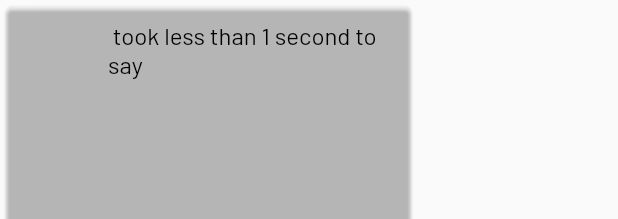
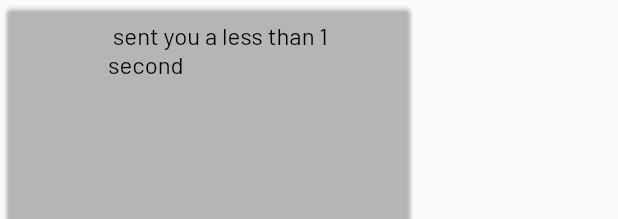
Before and after one commit to atsign-foundation/at_dude, a Flutter app: the DudeBubble widget shown alone on an empty page, opened directly with empty values, on a phone screen of 412 x 824 dp. Shown: the top 219 px of the screen. Run offline on Flutter 3.47's test engine with Material 2 defaults, Android fonts, the phone set to English and light mode, and no system bars; our stand-ins replace audioplayers, badges, flutter_local_notifications, flutter_slidable, glass, google_fonts and 4 more; missing offline and left inert: at_app_flutter, at_client, at_client_mobile, at_common_flutter, at_commons, at_contact and 3 more; accounts and stored records are empty.

Commit message:
terminology check completed

```diff
--- a/lib/screens/history_screen.dart
+++ b/lib/screens/history_screen.dart
@@ -4,6 +4,7 @@ import 'package:provider/provider.dart';
 
 import '../controller/dude_controller.dart';
 import '../models/dude_model.dart';
+import '../utils/utils.dart';
 import '../widgets/atsign_avatar.dart';
 import '../widgets/widgets.dart';
 
@@ -26,7 +27,7 @@ class _HistoryScreenState extends State<HistoryScreen> {
         backgroundColor: Colors.transparent,
         foregroundColor: Colors.transparent,
         shadowColor: Colors.transparent,
-        title: const Text('History', style: TextStyle(color: Colors.black)),
+        title: const Text(Texts.history, style: TextStyle(color: Colors.black)),
         actions: const [AtsignAvatar()],
         automaticallyImplyLeading: widget.canPop,
       ),
--- a/lib/widgets/contact_list_tile.dart
+++ b/lib/widgets/contact_list_tile.dart
@@ -19,6 +19,7 @@ import 'package:provider/provider.dart';
 import 'package:showcaseview/showcaseview.dart';
 
 import '../controller/controller.dart';
+import '../utils/utils.dart';
 
 class ContactListTile extends StatefulWidget {
   final Function? onTap;
@@ -150,7 +151,7 @@ class _ContactListTileState extends State<ContactListTile> {
               key: context.read<ContactsController>().contacts.length == 1
                   ? widget.showcaseKey
                   : GlobalKey(),
-              description: 'Press this Icon to send a dude to this contact',
+              description: Texts.sendDudeContactDesc,
               child: IconButton(
                 onPressed: widget.asSelectionTile
                     ? null
--- a/lib/widgets/dude_bubble.dart
+++ b/lib/widgets/dude_bubble.dart
@@ -21,15 +21,15 @@ class DudeBubble extends StatelessWidget {
   Widget build(BuildContext context) {
     String timeCategory(Duration duration) {
       if (duration < const Duration(seconds: 1)) {
-        return 'less than 1 second';
+        return 'less than 1 second ';
       } else if (duration >= const Duration(seconds: 1) &&
           duration < const Duration(seconds: 60)) {
-        return '${duration.inSeconds} seconds';
+        return '${duration.inSeconds} seconds ';
       } else if (duration >= const Duration(minutes: 1) &&
           duration < const Duration(minutes: 60)) {
-        return '${duration.inMinutes} minutes';
+        return '${duration.inMinutes} minute';
       } else {
-        return '${duration.inHours} hours';
+        return '${duration.inHours} hour ';
       }
     }
 
@@ -61,9 +61,8 @@ class DudeBubble extends StatelessWidget {
                 children: [
                   Text(
                     dude.sender.replaceFirst('@', '') +
-                        " took " +
+                        " sent you a " +
                         timeCategory(dude.duration) +
-                        " to say " +
                         dude.dude,
                   )
                 ],
```
Also changed, not shown: lib/screens/dude_contacts_screen.dart (+5 -4 lines), lib/screens/send_dude_screen.dart (+4 -4 lines), lib/utils/texts.dart (+19 -2 lines), lib/widgets/favorite_contacts.dart (+5 -4 lines).
